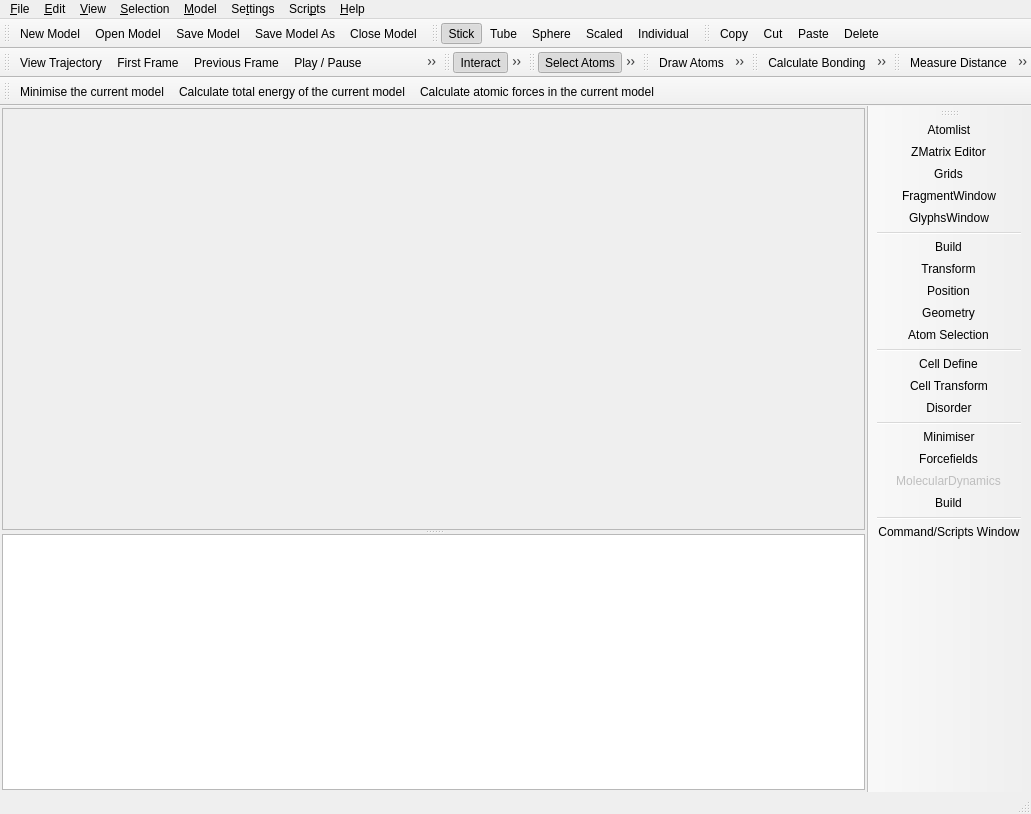
Before: the Qt Designer form branches/nugui/src/gui/mainwindow.ui in trisyoungs/aten, drawn with Qt 5.
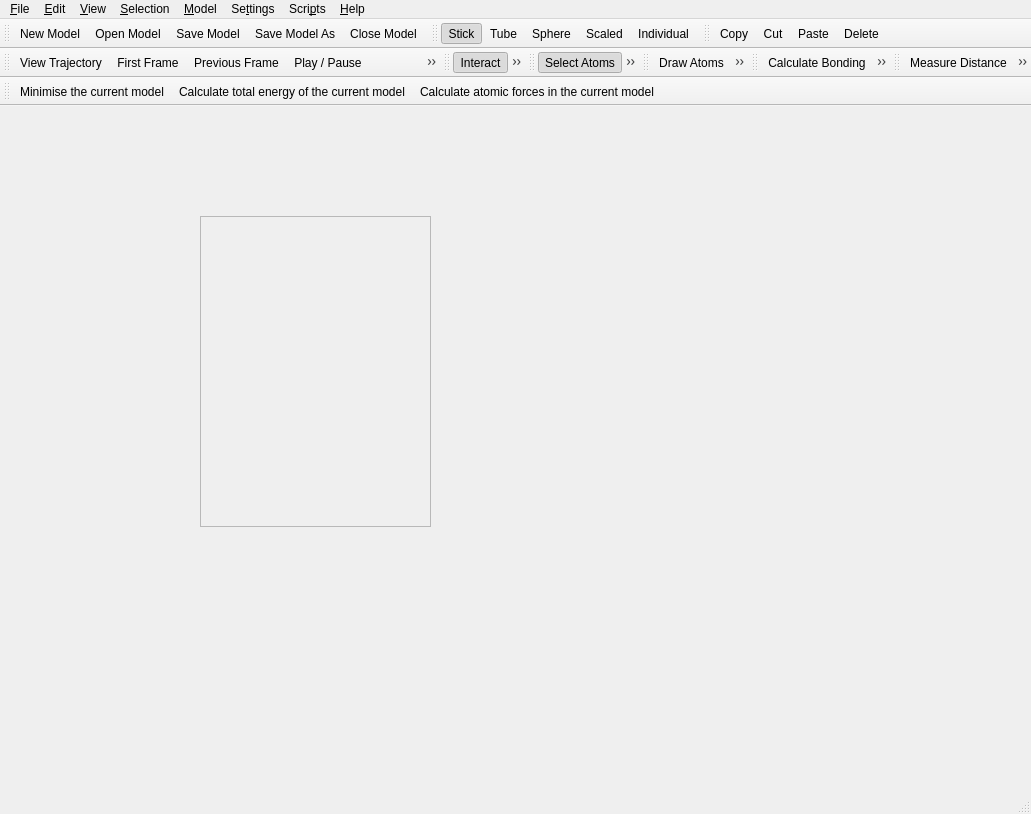
After: the same form once the commit is applied. Icons and pictures are not drawn. Custom widgets are drawn as their Qt base class.

Commit message: Converted some GUI windows to their DockWidget equivalents. Added ToolboxWidget to replace old 'stack' toolbar. Removed splitter and messagebox from main window, leaving only ViewFrame behind. Removed ttabbar.uih from repo. Renamed celldefine* to celldefinition* for consistency. Removed old src/gui/wintemplate.h from repo.

What changed in the file:
```diff
--- a/branches/nugui/src/gui/mainwindow.ui
+++ b/branches/nugui/src/gui/mainwindow.ui
@@ -42,101 +42,38 @@
    <bool>false</bool>
   </property>
   <widget class="QWidget" name="MainWindowLayout">
-   <layout class="QHBoxLayout">
-    <property name="spacing">
-     <number>4</number>
+   <widget class="QFrame" name="ViewFrame">
+    <property name="geometry">
+     <rect>
+      <x>200</x>
+      <y>110</y>
+      <width>231</width>
+      <height>311</height>
+     </rect>
     </property>
-    <property name="margin">
-     <number>2</number>
+    <property name="frameShape">
+     <enum>QFrame::StyledPanel</enum>
     </property>
-    <item>
-     <layout class="QVBoxLayout">
-      <property name="spacing">
-       <number>0</number>
-      </property>
-      <property name="margin">
-       <number>0</number>
-      </property>
-      <item>
-       <widget class="TTabBar" name="ModelTabs" native="true">
-        <property name="sizePolicy">
-         <sizepolicy hsizetype="Expanding" vsizetype="Fixed">
-          <horstretch>255</horstretch>
-          <verstretch>0</verstretch>
-         </sizepolicy>
-        </property>
-       </widget>
-      </item>
-      <item>
-       <widget class="QSplitter" name="MainSplitter">
-        <property name="orientation">
-         <enum>Qt::Vertical</enum>
-        </property>
-        <widget class="QFrame" name="ViewFrame">
-         <property name="frameShape">
-          <enum>QFrame::StyledPanel</enum>
-         </property>
-         <property name="frameShadow">
-          <enum>QFrame::Raised</enum>
-         </property>
-        </widget>
-        <widget class="QTextEdit" name="TextDisplay">
-         <property name="sizePolicy">
-          <sizepolicy hsizetype="Expanding" vsizetype="MinimumExpanding">
-           <horstretch>255</horstretch>
-           <verstretch>0</verstretch>
-          </sizepolicy>
-         </property>
-         <property name="minimumSize">
-          <size>
-           <width>0</width>
-           <height>64</height>
-          </size>
-         </property>
-         <property name="maximumSize">
-          <size>
-           <width>16777215</width>
-           <height>256</height>
-          </size>
-         </property>
-         <property name="font">
-          <font>
-           <family>Courier 10 Pitch</family>
-          </font>
-         </property>
-         <property name="mouseTracking">
-          <bool>true</bool>
-         </property>
-         <property name="focusPolicy">
-          <enum>Qt::NoFocus</enum>
-         </property>
-         <property name="contextMenuPolicy">
-          <enum>Qt::DefaultContextMenu</enum>
-         </property>
-         <property name="acceptDrops">
-          <bool>false</bool>
-         </property>
-         <property name="horizontalScrollBarPolicy">
-          <enum>Qt::ScrollBarAlwaysOff</enum>
-         </property>
-         <property name="undoRedoEnabled">
-          <bool>false</bool>
-         </property>
-         <property name="readOnly">
-          <bool>true</bool>
-         </property>
-         <property name="acceptRichText">
-          <bool>false</bool>
-         </property>
-         <property name="textInteractionFlags">
-          <set>Qt::TextBrowserInteraction</set>
-         </property>
-        </widget>
-       </widget>
-      </item>
-     </layout>
-    </item>
-   </layout>
+    <property name="frameShadow">
+     <enum>QFrame::Raised</enum>
+    </property>
+   </widget>
+   <widget class="TTabBar" name="ModelTabs" native="true">
+    <property name="geometry">
+     <rect>
+      <x>3</x>
+      <y>3</y>
+      <width>16</width>
+      <height>16</height>
+     </rect>
+    </property>
+    <property name="sizePolicy">
+     <sizepolicy hsizetype="Expanding" vsizetype="Fixed">
+      <horstretch>255</horstretch>
+      <verstretch>0</verstretch>
+     </sizepolicy>
+    </property>
+   </widget>
   </widget>
   <widget class="QMenuBar" name="MainWindowMenuBar">
    <property name="geometry">
@@ -649,48 +586,6 @@
    <addaction name="actionCalculateEnergy"/>
    <addaction name="actionCalculateForces"/>
   </widget>
-  <widget class="QToolBar" name="WindowToolbar">
-   <property name="windowTitle">
-    <string>Tool WIndows</string>
-   </property>
-   <property name="orientation">
-    <enum>Qt::Vertical</enum>
-   </property>
-   <property name="iconSize">
-    <size>
-     <width>24</width>
-     <height>24</height>
-    </size>
-   </property>
-   <attribute name="toolBarArea">
-    <enum>RightToolBarArea</enum>
-   </attribute>
-   <attribute name="toolBarBreak">
-    <bool>false</bool>
-   </attribute>
-   <addaction name="actionAtomlistWindow"/>
-   <addaction name="actionZMatrixEditorWindow"/>
-   <addaction name="actionGridsWindow"/>
-   <addaction name="actionFragmentWindow"/>
-   <addaction name="actionGlyphsWindow"/>
-   <addaction name="separator"/>
-   <addaction name="actionBuildWindow"/>
-   <addaction name="actionTransformWindow"/>
-   <addaction name="actionPositionWindow"/>
-   <addaction name="actionGeometryWindow"/>
-   <addaction name="actionSelectWindow"/>
-   <addaction name="separator"/>
-   <addaction name="actionCellDefineWindow"/>
-   <addaction name="actionCellTransformWindow"/>
-   <addaction name="actionDisorderWindow"/>
-   <addaction name="separator"/>
-   <addaction name="actionMinimiserWindow"/>
-   <addaction name="actionForcefieldsWindow"/>
-   <addaction name="actionMolecularDynamicsWindow"/>
-   <addaction name="actionVibrationsWindow"/>
-   <addaction name="separator"/>
-   <addaction name="actionCommandWindow"/>
-  </widget>
   <action name="actionFileOpen">
    <property name="icon">
     <iconset resource="icons.qrc">
```
Left out of the diff: 3 changed lines with no effect on the pictures. The commit also changes 15 other files.
